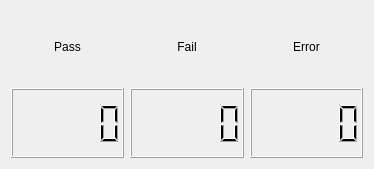
This is src/TestParser/View/Qt/Statistic.ui in matcatc/Test_Parser as Qt 5 draws it before an edit. The edited form follows.
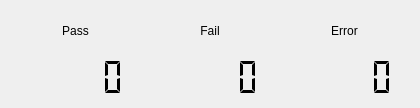
This is the edited form.

Commit message: aesthetic changes to number display

```diff
--- a/src/TestParser/View/Qt/Statistic.ui
+++ b/src/TestParser/View/Qt/Statistic.ui
@@ -6,8 +6,8 @@
    <rect>
     <x>0</x>
     <y>0</y>
-    <width>374</width>
-    <height>169</height>
+    <width>420</width>
+    <height>108</height>
    </rect>
   </property>
   <property name="windowTitle">
@@ -52,17 +52,43 @@
       </widget>
      </item>
      <item row="1" column="0">
-      <widget class="QLCDNumber" name="PassDisplay"/>
+      <widget class="QLCDNumber" name="PassDisplay">
+       <property name="frameShape">
+        <enum>QFrame::NoFrame</enum>
+       </property>
+       <property name="frameShadow">
+        <enum>QFrame::Raised</enum>
+       </property>
+       <property name="segmentStyle">
+        <enum>QLCDNumber::Flat</enum>
+       </property>
+      </widget>
      </item>
      <item row="1" column="1">
       <widget class="QLCDNumber" name="FailDisplay">
+       <property name="frameShape">
+        <enum>QFrame::NoFrame</enum>
+       </property>
+       <property name="frameShadow">
+        <enum>QFrame::Raised</enum>
+       </property>
        <property name="segmentStyle">
-        <enum>QLCDNumber::Filled</enum>
+        <enum>QLCDNumber::Flat</enum>
        </property>
       </widget>
      </item>
      <item row="1" column="2">
-      <widget class="QLCDNumber" name="ErrorDisplay"/>
+      <widget class="QLCDNumber" name="ErrorDisplay">
+       <property name="frameShape">
+        <enum>QFrame::NoFrame</enum>
+       </property>
+       <property name="frameShadow">
+        <enum>QFrame::Raised</enum>
+       </property>
+       <property name="segmentStyle">
+        <enum>QLCDNumber::Flat</enum>
+       </property>
+      </widget>
      </item>
     </layout>
    </item>
```
